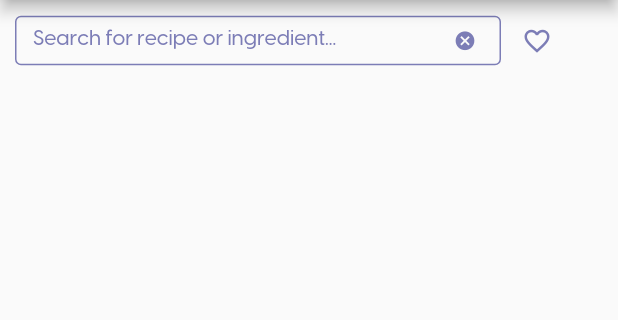
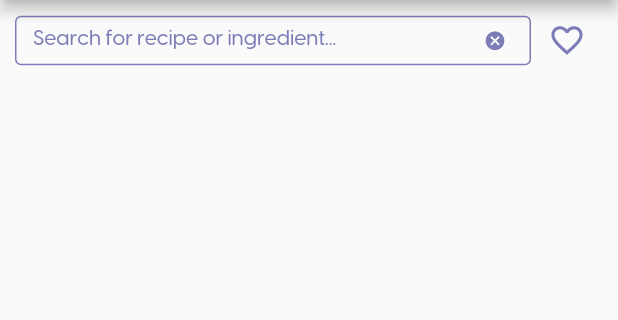
Before and after one commit to Fabian-Peter/mobile-app-dev, a Flutter app: the screen it shows once a user with an empty profile is signed in, on a phone screen of 412 x 824 dp, the part 84-404 px from its top. Run offline on Flutter 3.47's test engine with Material 2 defaults, Android fonts, the phone set to English and light mode, and no system bars; drawn by our look-alikes of firebase_database; our stand-ins replace cached_network_image, email_validator, firebase_auth, firebase_core, firebase_storage, image_picker and 1 more; missing offline and left inert: firebase_ui_auth, textfield_tags; accounts and stored records are empty; network calls fail; statements that could not run were skipped.

Commit message:
some quality of life changes

```diff
--- a/DiaBeatThis/lib/screens/home_screen.dart
+++ b/DiaBeatThis/lib/screens/home_screen.dart
@@ -188,11 +188,12 @@ class _HomeScreenState extends State<HomeScreen> {
   Widget _buildSearchBar(BuildContext context) {
     return Padding(
         padding: const EdgeInsets.only(left: 10, right: 10),
-        child: Row(children: [
-          SizedBox(
-              width: 324,
-              height: 33,
-              child: TextFormField(
+        child: Row(
+            children: [
+              Expanded(
+              child: SizedBox(
+                  height: 33,
+                  child: TextFormField(
                 focusNode: searchBarFocusNode,
                 onTap: () => searchBarFocusNode.requestFocus(),
                 controller: searchController,
@@ -232,10 +233,10 @@ class _HomeScreenState extends State<HomeScreen> {
                     ),
                   ),
                 ),
-              )),
+              ))),
           IconButton(
             icon: Icon(_favIconOutlinedFilter, color: COLOR_INDIGO_LIGHT),
-            iconSize: 20,
+            iconSize: 25,
             splashRadius: 20,
             onPressed: () {
               //TODO: show all liked posts for logged user
```
Also changed, not shown: DiaBeatThis/lib/screens/createRecipe_screen.dart (+17 -11 lines), DiaBeatThis/lib/screens/post_screen.dart (+6 -6 lines).
